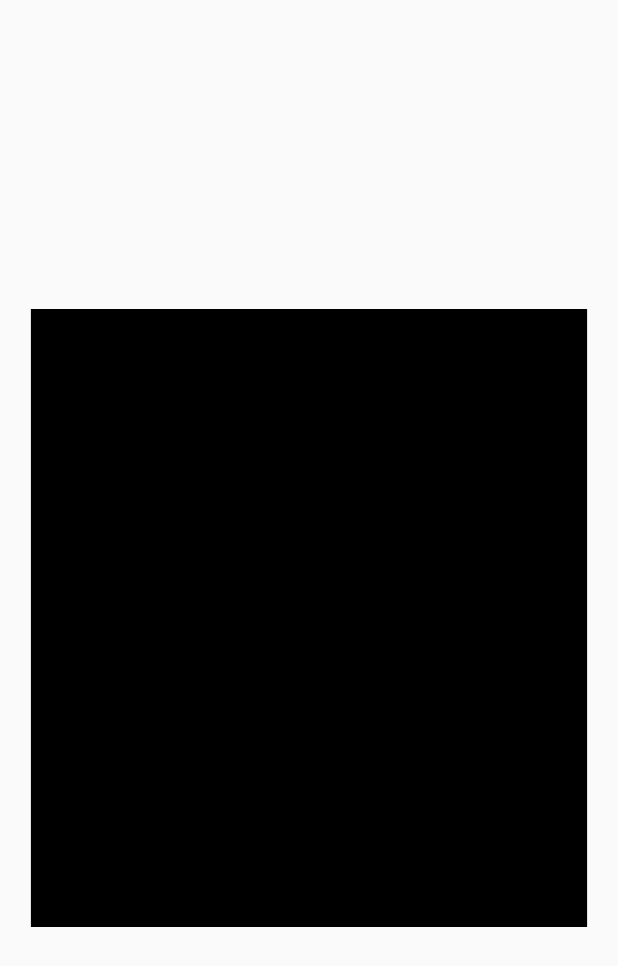
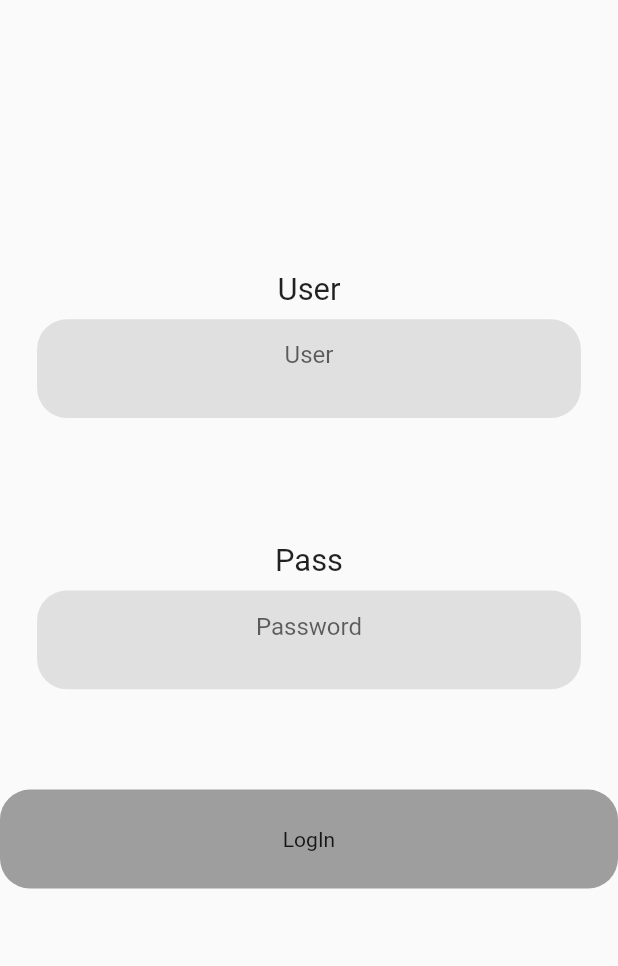
Before and after one commit to AMOSAD0/Admin, a Flutter app: the screen it shows after launch, on a phone screen of 412 x 824 dp. Shown: the top 966 px of the screen. Run offline on Flutter 3.47's test engine with Material 2 defaults, Android fonts, the phone set to English and light mode, and no system bars; our stand-ins replace animated_splash_screen, bloc, shared_preferences, sizer; network calls fail.

Commit message:
commit 2

```diff
--- a/lib/presentation/module/LogInScreen.dart
+++ b/lib/presentation/module/LogInScreen.dart
@@ -1,18 +1,32 @@
+import 'package:admin/presentation/module/AddProductScreen.dart';
+import 'package:admin/presentation/widget/Button.dart';
+import 'package:admin/presentation/widget/TextField.dart';
 import 'package:flutter/material.dart';
 import 'package:sizer/sizer.dart';
 class LogInScreen extends StatelessWidget {
-  const LogInScreen({Key? key}) : super(key: key);
+  TextEditingController controller1=TextEditingController();
+  TextEditingController controller2=TextEditingController();
+  String? user,pass;
+
+   LogInScreen({Key? key, this.user,this.pass}) : super(key: key);
 
   @override
   Widget build(BuildContext context) {
     return Scaffold(
-      body: Center(
-        child: Container(
-        height: 50.h,
-          width: 90.w,
-          color: Colors.black,
-        ),
-      ),
+      body:
+      ListView(
+
+            children: [
+              SizedBox(height: 20.h,),
+              TextFieldF(secure: false,name:'User',hint: 'User',type: TextInputType.emailAddress,controller:controller1),
+              TextFieldF(type:TextInputType.visiblePassword,name: 'Pass',secure: true,hint: 'Password',controller:controller2,),
+              InkWell(
+                  onTap: (){
+                    Navigator.push(context, MaterialPageRoute(builder: (_)=>AddProductScreen()));
+                  },
+                  child: Btton(btn: 'LogIn',))
+            ],
+          ),
     );
   }
 }
--- /dev/null
+++ b/lib/presentation/widget/Button.dart
@@ -0,0 +1,18 @@
+import 'package:flutter/material.dart';
+import 'package:sizer/sizer.dart';
+class Btton extends StatelessWidget {
+  String? btn;
+   Btton({Key? key,this.btn}) : super(key: key);
+
+  @override
+  Widget build(BuildContext context) {
+    return Container(
+      width: 50.w,
+      height: 8.h,
+      decoration: BoxDecoration(borderRadius: BorderRadius.circular(20),
+        color: Colors.grey[500]
+      ),
+      child: Center(child: Text(btn!)),
+    );
+  }
+}
--- /dev/null
+++ b/lib/presentation/widget/TextField.dart
@@ -0,0 +1,49 @@
+import 'package:flutter/material.dart';
+import 'package:sizer/sizer.dart';
+class TextFieldF extends StatelessWidget {
+  TextEditingController? controller=TextEditingController();
+  String? hint,name;
+  bool? secure;
+  var type;
+  TextFieldF({Key? key,this.hint,this.name,this.secure,this.type,this.controller}) : super(key: key);
+
+  @override
+  Widget build(BuildContext context) {
+    return
+      Padding(
+        padding: const EdgeInsets.all(8.0),
+        child: Container(
+          height: 20.h,
+          width: 85.w,
+          child: Column(
+              children:[
+                Padding(
+                  padding: const EdgeInsets.all(8.0),
+                  child: Text(name!,textAlign: TextAlign.center,style: TextStyle(fontSize: 15.sp)),
+                ),
+                Container(
+                  height: 8.h,
+                  width: 88.w,
+                  decoration: BoxDecoration(
+                      color: Colors.grey[300],
+                      borderRadius: BorderRadius.circular(20)
+                  ),
+                  child: TextFormField(
+                    controller: controller!,
+                    keyboardType: type!,
+                    obscureText: secure!,
+                    textAlign: TextAlign.center,
+                    decoration: InputDecoration(
+                    border: InputBorder.none,
+                        hintText: hint!
+                        , disabledBorder: InputBorder.none
+
+                    ),
+                  ),
+                ),]
+          ),
+        ),
+      )
+      ;
+  }
+}
```
